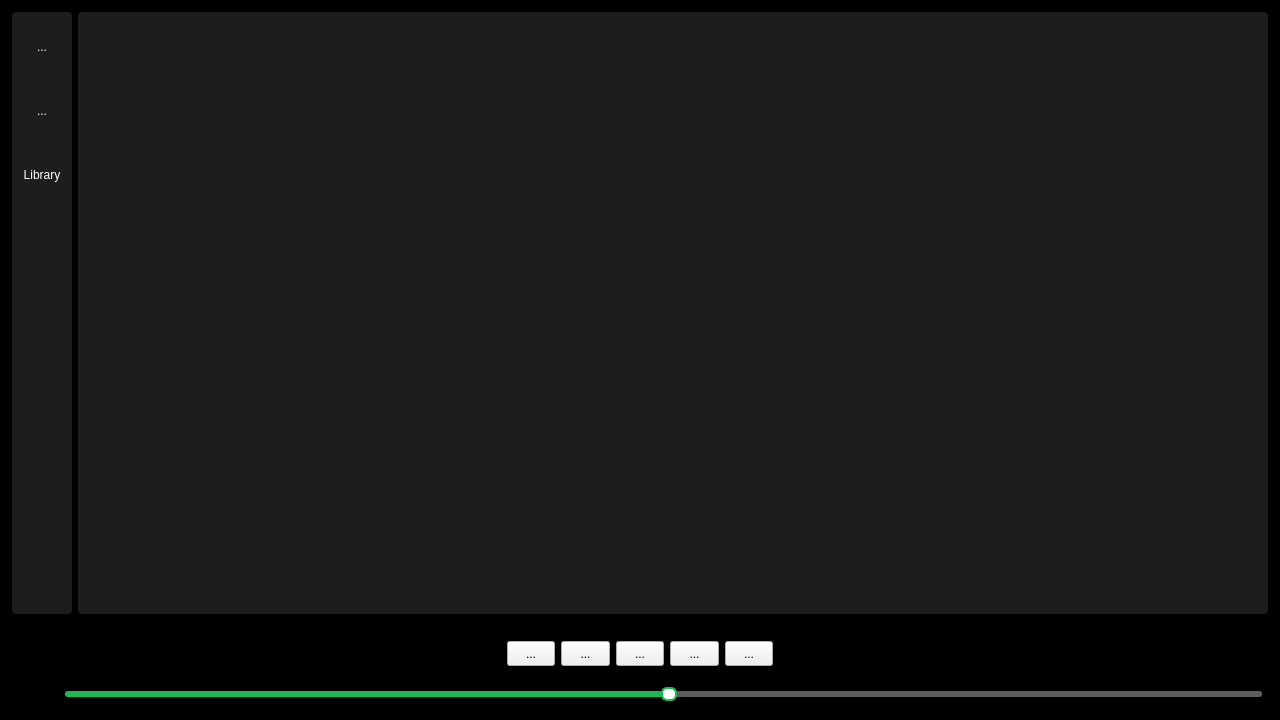
Above: mainwindow.ui from ShivaPrakash-006/QtMusicPlayer before the change. Below: the same form after it.
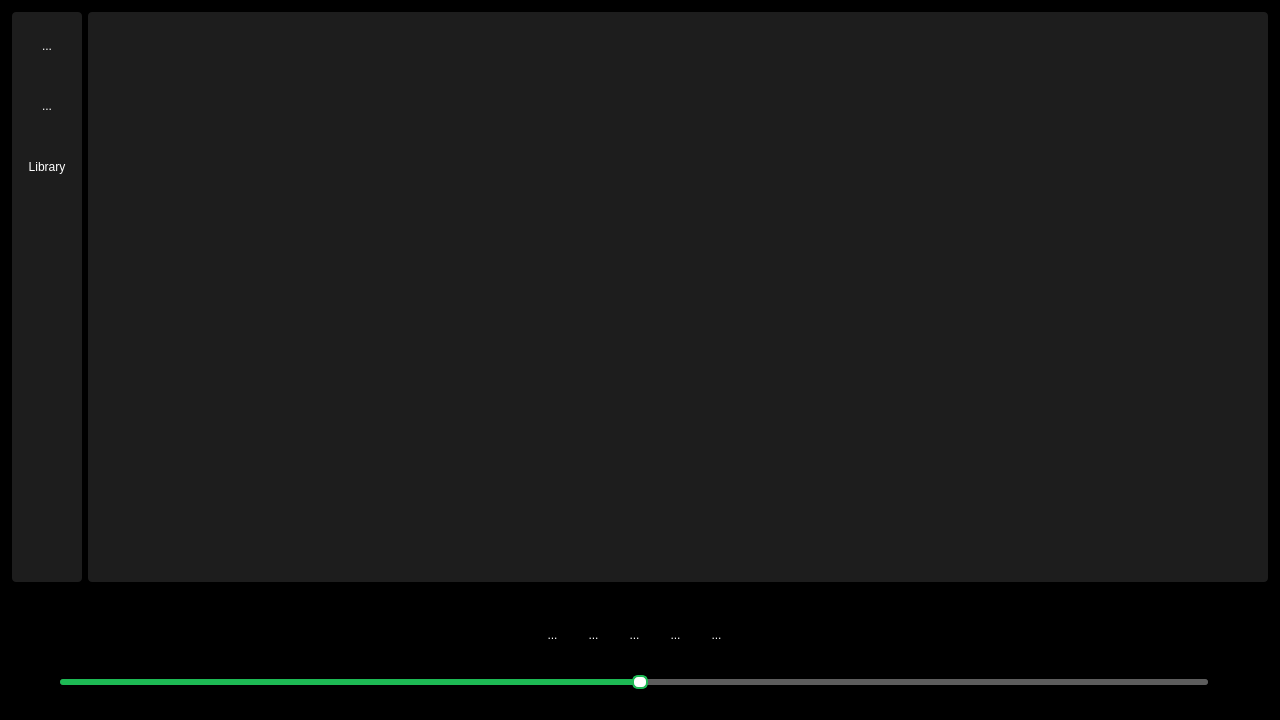
That is the form after the change. Icons and pictures are not drawn.

Commit message: Sidebar + Media Player - Completed (Checkable Buttons)

```diff
--- a/mainwindow.ui
+++ b/mainwindow.ui
@@ -746,6 +746,7 @@
 }
 
 QToolButton {
+	padding: 6px;
     background: transparent;
     border: transparent;
 	border-radius: 4px;
@@ -753,6 +754,7 @@
 }
 
 QToolButton:hover {
+	padding: 3px;
     background: rgba(255,255,255,0.1);
 }
 </string>
@@ -1061,7 +1063,8 @@
             </property>
             <property name="icon">
              <iconset resource="icons.qrc">
-              <normaloff>:/icons/Assets/Icons/home.svg</normaloff>:/icons/Assets/Icons/home.svg</iconset>
+              <normaloff>:/icons/Assets/Icons/home.svg</normaloff>
+              <normalon>:/icons/Assets/Icons/home-on.svg</normalon>:/icons/Assets/Icons/home.svg</iconset>
             </property>
             <property name="iconSize">
              <size>
@@ -1069,6 +1072,12 @@
               <height>25</height>
              </size>
             </property>
+            <property name="checkable">
+             <bool>true</bool>
+            </property>
+            <property name="autoExclusive">
+             <bool>true</bool>
+            </property>
             <property name="autoRaise">
              <bool>true</bool>
             </property>
@@ -1343,7 +1352,8 @@
             </property>
             <property name="icon">
              <iconset resource="icons.qrc">
-              <normaloff>:/icons/Assets/Icons/search.svg</normaloff>:/icons/Assets/Icons/search.svg</iconset>
+              <normaloff>:/icons/Assets/Icons/search.svg</normaloff>
+              <normalon>:/icons/Assets/Icons/search-on.svg</normalon>:/icons/Assets/Icons/search.svg</iconset>
             </property>
             <property name="iconSize">
              <size>
@@ -1351,6 +1361,12 @@
               <height>25</height>
              </size>
             </property>
+            <property name="checkable">
+             <bool>true</bool>
+            </property>
+            <property name="autoExclusive">
+             <bool>true</bool>
+            </property>
             <property name="autoRaise">
              <bool>true</bool>
             </property>
@@ -1625,7 +1641,8 @@
             </property>
             <property name="icon">
              <iconset resource="icons.qrc">
-              <normaloff>:/icons/Assets/Icons/library.svg</normaloff>:/icons/Assets/Icons/library.svg</iconset>
+              <normaloff>:/icons/Assets/Icons/library.svg</normaloff>
+              <normalon>:/icons/Assets/Icons/library-on.svg</normalon>:/icons/Assets/Icons/library.svg</iconset>
             </property>
             <property name="iconSize">
              <size>
@@ -1633,6 +1650,12 @@
               <height>25</height>
              </size>
             </property>
+            <property name="checkable">
+             <bool>true</bool>
+            </property>
+            <property name="autoExclusive">
+             <bool>true</bool>
+            </property>
             <property name="toolButtonStyle">
              <enum>Qt::ToolButtonStyle::ToolButtonIconOnly</enum>
             </property>
@@ -1701,21 +1724,6 @@
        </sizepolicy>
       </property>
       <layout class="QHBoxLayout" name="horizontalLayout_2">
-       <property name="spacing">
-        <number>0</number>
-       </property>
-       <property name="leftMargin">
-        <number>0</number>
-       </property>
-       <property name="topMargin">
-        <number>0</number>
-       </property>
-       <property name="rightMargin">
-        <number>0</number>
-       </property>
-       <property name="bottomMargin">
-        <number>0</number>
-       </property>
        <item>
         <widget class="QFrame" name="playBar">
          <property name="sizePolicy">
@@ -1757,7 +1765,22 @@
               <verstretch>0</verstretch>
              </sizepolicy>
             </property>
-            <layout class="QHBoxLayout" name="horizontalLayout_4" stretch="10,1,1,1,1,1,10">
+            <property name="styleSheet">
+             <string notr="true">QToolButton {
+	padding: 8px;
+    background: transparent;
+    border: transparent;
+	border-radius: 8px;
+    color: white;
+	transition: 
+}
+
+QToolButton:hover {
+    background: rgba(255,255,255,0.1);
+}
+</string>
+            </property>
+            <layout class="QHBoxLayout" name="horizontalLayout_4" stretch="15,1,1,1,1,0,15">
              <item>
               <spacer name="horizontalSpacer">
                <property name="orientation">
@@ -1784,7 +1807,8 @@
                </property>
                <property name="icon">
                 <iconset resource="icons.qrc">
-                 <normaloff>:/icons/Assets/Icons/shuffle-off.svg</normaloff>:/icons/Assets/Icons/shuffle-off.svg</iconset>
+                 <normaloff>:/icons/Assets/Icons/shuffle-off.svg</normaloff>
+                 <normalon>:/icons/Assets/Icons/shuffle-on.svg</normalon>:/icons/Assets/Icons/shuffle-off.svg</iconset>
                </property>
                <property name="iconSize">
                 <size>
@@ -1792,6 +1816,12 @@
                  <height>20</height>
                 </size>
                </property>
+               <property name="checkable">
+                <bool>true</bool>
+               </property>
+               <property name="checked">
+                <bool>false</bool>
+               </property>
               </widget>
              </item>
              <item>
@@ -1830,7 +1860,8 @@
                </property>
                <property name="icon">
                 <iconset resource="icons.qrc">
-                 <normaloff>:/icons/Assets/Icons/play.svg</normaloff>:/icons/Assets/Icons/play.svg</iconset>
+                 <normaloff>:/icons/Assets/Icons/play.svg</normaloff>
+                 <normalon>:/icons/Assets/Icons/pause.svg</normalon>:/icons/Assets/Icons/play.svg</iconset>
                </property>
                <property name="iconSize">
                 <size>
@@ -1838,6 +1869,12 @@
                  <height>20</height>
                 </size>
                </property>
+               <property name="checkable">
+                <bool>true</bool>
+               </property>
+               <property name="checked">
+                <bool>false</bool>
+               </property>
               </widget>
              </item>
              <item>
@@ -1867,16 +1904,20 @@
               <widget class="QToolButton" name="repeat">
                <property name="sizePolicy">
                 <sizepolicy hsizetype="Expanding" vsizetype="Expanding">
-                 <horstretch>0</horstretch>
-                 <verstretch>0</verstretch>
+                 <horstretch>1</horstretch>
+                 <verstretch>1</verstretch>
                 </sizepolicy>
                </property>
+               <property name="acceptDrops">
+                <bool>false</bool>
+               </property>
                <property name="text">
                 <string>...</string>
                </property>
                <property name="icon">
                 <iconset resource="icons.qrc">
-                 <normaloff>:/icons/Assets/Icons/repeat-off.svg</normaloff>:/icons/Assets/Icons/repeat-off.svg</iconset>
+                 <normaloff>:/icons/Assets/Icons/repeat-off.svg</normaloff>
+                 <normalon>:/icons/Assets/Icons/repeat-on.svg</normalon>:/icons/Assets/Icons/repeat-off.svg</iconset>
                </property>
                <property name="iconSize">
                 <size>
@@ -1884,6 +1925,15 @@
                  <height>20</height>
                 </size>
                </property>
+               <property name="checkable">
+                <bool>true</bool>
+               </property>
+               <property name="checked">
+                <bool>false</bool>
+               </property>
+               <property name="autoRaise">
+                <bool>false</bool>
+               </property>
               </widget>
              </item>
              <item>
@@ -1910,23 +1960,11 @@
               <verstretch>0</verstretch>
              </sizepolicy>
             </property>
-            <layout class="QHBoxLayout" name="horizontalLayout_3" stretch="1,30">
-             <property name="leftMargin">
-              <number>6</number>
-             </property>
-             <property name="topMargin">
-              <number>6</number>
-             </property>
-             <property name="rightMargin">
-              <number>6</number>
-             </property>
-             <property name="bottomMargin">
-              <number>6</number>
-             </property>
+            <layout class="QHBoxLayout" name="horizontalLayout_3">
              <item>
               <widget class="QLabel" name="songTime">
                <property name="text">
-                <string>3:00:00</string>
+                <string>3:00</string>
                </property>
                <property name="scaledContents">
                 <bool>false</bool>
@@ -1955,12 +1993,31 @@
                </property>
               </widget>
              </item>
+             <item>
+              <widget class="QLabel" name="totalSongTime">
+               <property name="text">
+                <string>3:00</string>
+               </property>
+               <property name="scaledContents">
+                <bool>false</bool>
+               </property>
+               <property name="alignment">
+                <set>Qt::AlignmentFlag::AlignRight|Qt::AlignmentFlag::AlignTrailing|Qt::AlignmentFlag::AlignVCenter</set>
+               </property>
+              </widget>
+             </item>
             </layout>
            </widget>
           </item>
          </layout>
         </widget>
        </item>
+       <item>
+        <widget class="QWidget" name="songOptions" native="true"/>
+       </item>
+       <item>
+        <widget class="QWidget" name="songDetails" native="true"/>
+       </item>
       </layout>
      </widget>
     </item>
```
The commit also changes 6 other files.
